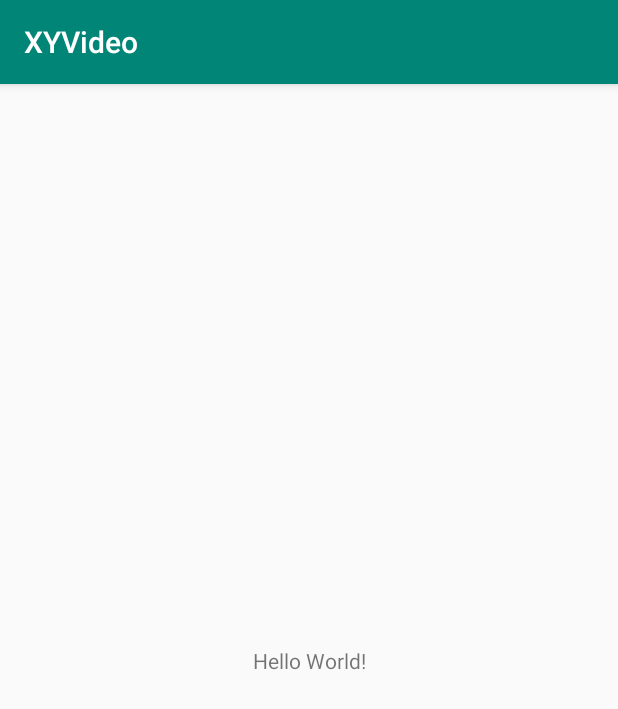
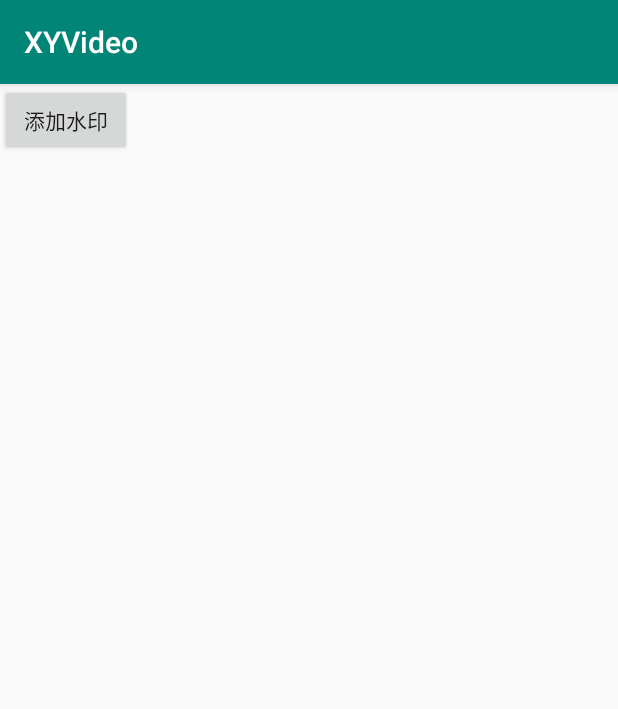
Before and after one commit to liudao01/XYShortVideo, an Android app: the screen it shows after launch (MainActivity), on a phone screen of 412 x 824 dp. Shown: the top 709 px of the screen. Run offline under Robolectric (Android 15) with nearby library versions, the light colour scheme and no system bars.

Commit message:
创建依赖库 并改造成支持c++工程

```diff
--- a/app/src/main/java/com/xy/www/xyvideo/MainActivity.java
+++ b/app/src/main/java/com/xy/www/xyvideo/MainActivity.java
@@ -1,29 +1,35 @@
 package com.xy.www.xyvideo;
 
+import android.os.Bundle;
 import android.support.v7.app.AppCompatActivity;
-import android.os.Bundle;
-import android.widget.TextView;
+import android.view.View;
+import android.widget.Button;
+
+import com.xy.www.xylib.XYUtil;
 
 public class MainActivity extends AppCompatActivity {
 
-    // Used to load the 'native-lib' library on application startup.
-    static {
-        System.loadLibrary("native-lib");
-    }
+
+    private Button btAddMark;
+    private XYUtil xyUtil;
 
     @Override
     protected void onCreate(Bundle savedInstanceState) {
         super.onCreate(savedInstanceState);
         setContentView(R.layout.activity_main);
 
-        // Example of a call to a native method
-        TextView tv = (TextView) findViewById(R.id.sample_text);
-        tv.setText(stringFromJNI());
+        initView();
     }
 
-    /**
-     * A native method that is implemented by the 'native-lib' native library,
-     * which is packaged with this application.
-     */
-    public native String stringFromJNI();
+
+    private void initView() {
+        btAddMark = findViewById(R.id.bt_addMark);
+        btAddMark.setOnClickListener(new View.OnClickListener() {
+            @Override
+            public void onClick(View v) {
+                xyUtil = XYUtil.getInstance();
+                btAddMark.setText(xyUtil.helloword());
+            }
+        });
+    }
 }
--- a/app/src/main/res/layout/activity_main.xml
+++ b/app/src/main/res/layout/activity_main.xml
@@ -1,19 +1,14 @@
 <?xml version="1.0" encoding="utf-8"?>
-<android.support.constraint.ConstraintLayout xmlns:android="http://schemas.android.com/apk/res/android"
+<LinearLayout xmlns:android="http://schemas.android.com/apk/res/android"
     xmlns:app="http://schemas.android.com/apk/res-auto"
     xmlns:tools="http://schemas.android.com/tools"
     android:layout_width="match_parent"
     android:layout_height="match_parent"
     tools:context=".MainActivity">
 
-    <TextView
-        android:id="@+id/sample_text"
+    <Button
+        android:id="@+id/bt_addMark"
         android:layout_width="wrap_content"
         android:layout_height="wrap_content"
-        android:text="Hello World!"
-        app:layout_constraintBottom_toBottomOf="parent"
-        app:layout_constraintLeft_toLeftOf="parent"
-        app:layout_constraintRight_toRightOf="parent"
-        app:layout_constraintTop_toTopOf="parent" />
-
-</android.support.constraint.ConstraintLayout>
+        android:text="添加水印" />
+</LinearLayout>
--- a/xylib/build.gradle
+++ b/xylib/build.gradle
@@ -21,7 +21,11 @@ android {
             proguardFiles getDefaultProguardFile('proguard-android.txt'), 'proguard-rules.pro'
         }
     }
-
+    externalNativeBuild {
+        cmake {
+            path "CMakeLists.txt"
+        }
+    }
 }
 
 dependencies {
```
Also changed, not shown: app/build.gradle (+3 -6 lines), xylib/src/main/java/com/xy/www/xylib/XYUtil.java (added, +36 -0 lines), 4 other files.
